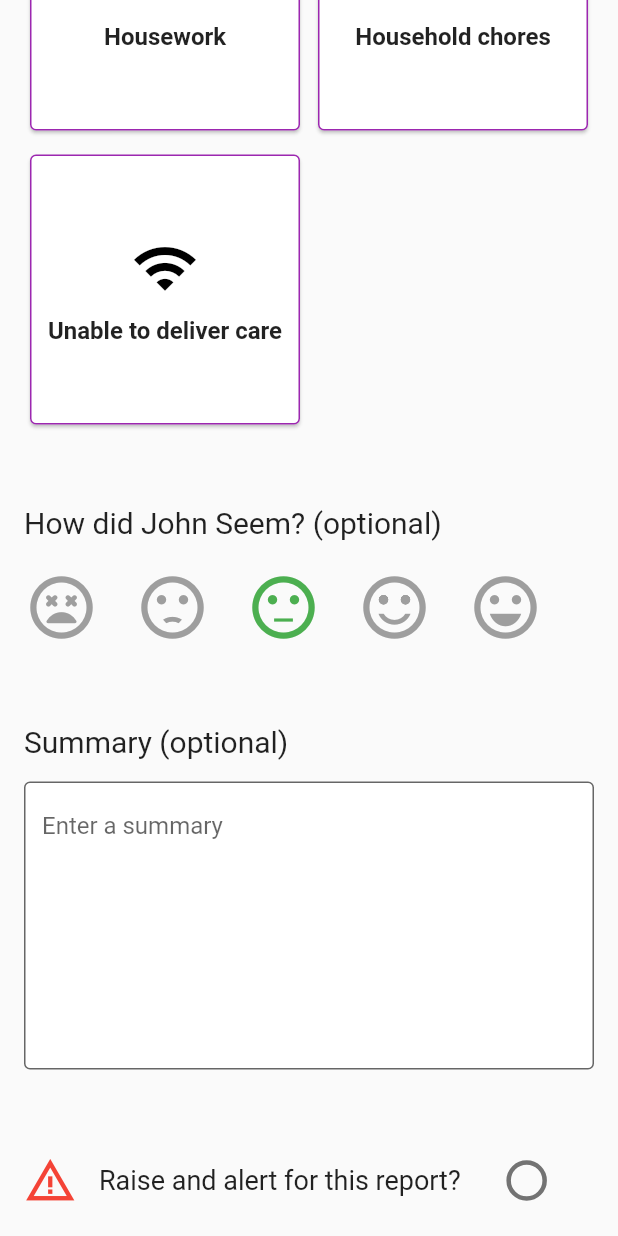
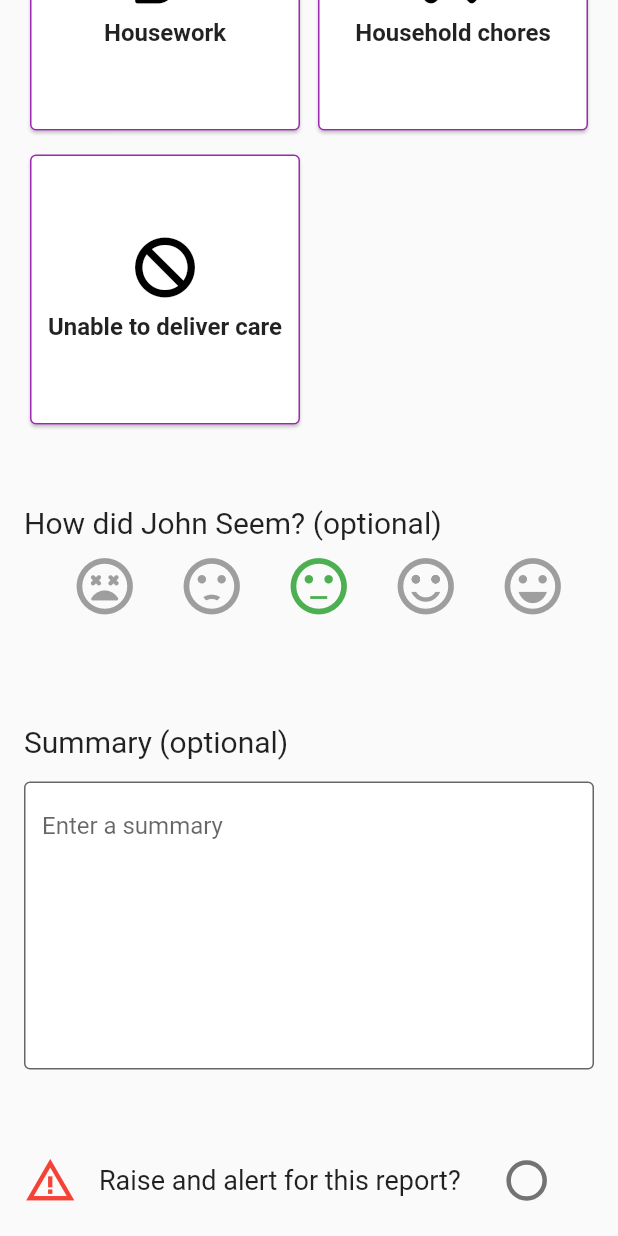
Before and after one commit to Sujithraj22/domiciliary_care, a Flutter app: the screen it shows after launch, scrolled down 1152 dp, after a tap on the "sentiment neutral" icon, on a phone screen of 412 x 824 dp. Run offline on Flutter 3.47's test engine with Material 2 defaults, Android fonts, the phone set to English and light mode, and no system bars; our stand-ins replace font_awesome_flutter; Roboto replaces fonts that are missing (Poppins).

Commit message:
color change not working

```diff
--- a/lib/main.dart
+++ b/lib/main.dart
@@ -10,12 +10,18 @@ void main() {
     //systemNavigationBarColor: themeColor, // navigation bar color
     statusBarColor: themeColor, // status bar color
   ));
-  runApp( const MyApp());
+  runApp( MyApp());
 }
 
-class MyApp extends StatelessWidget {
+class MyApp extends StatefulWidget {
   const MyApp({super.key});
 
+
+  @override
+  State<MyApp> createState() => _MyAppState();
+}
+
+class _MyAppState extends State<MyApp> {
   // This widget is the root of your application.
   @override
   Widget build(BuildContext context) {
@@ -25,7 +31,7 @@ class MyApp extends StatelessWidget {
       debugShowCheckedModeBanner: false,
       theme: ThemeData(fontFamily: 'Poppins', primarySwatch: Colors.blue),
       // color to change 265197
-      home: const VisitingScreen(),
+      home: VisitingScreen(),
     );
   }
 }
--- a/lib/models/work.dart
+++ b/lib/models/work.dart
@@ -1,33 +1,43 @@
 import 'package:domiciliary_care/screens/response_screen.dart';
 import 'package:flutter/material.dart';
+import 'package:font_awesome_flutter/font_awesome_flutter.dart';
+Color? colorMedication = Colors.green;
+
+
 
 class Work {
-  const Work({this.title, this.icon});
+  Work({this.title, this.icon, this.color});
 
   final String? title;
   final IconData? icon;
+  final Color? color;
 }
 
 List<Work> works = <Work>[
-  const Work(title: 'Medication', icon: Icons.medication_rounded),
-  const Work(title: 'Body Map', icon: Icons.accessibility_new_rounded),
-  const Work(title: 'Food', icon: Icons.local_dining_rounded),
-  const Work(title: 'Drinks', icon: Icons.local_drink_rounded),
-  const Work(title: 'Personal care', icon: Icons.bathtub_rounded),
-  const Work(title: 'Toilet assistance', icon: Icons.add),
-  const Work(title: 'Repositioning', icon: Icons.settings),
-  const Work(title: 'Companionship / respite care', icon: Icons.photo_album),
-  const Work(title: 'Laundry', icon: Icons.wifi),
-  const Work(title: 'Groceries', icon: Icons.wifi),
-  const Work(title: 'Housework', icon: Icons.wifi),
-  const Work(title: 'Household chores', icon: Icons.wifi),
-  const Work(title: 'Unable to deliver care', icon: Icons.wifi),
+  Work(title: 'Medication', icon: FontAwesomeIcons.pills, color: colorMedication),
+  Work(title: 'Body Map', icon: FontAwesomeIcons.person, color: Colors.blue),
+  Work(title: 'Food', icon: FontAwesomeIcons.utensils, color: Colors.yellow),
+  Work(title: 'Drinks', icon: FontAwesomeIcons.mugSaucer),
+  Work(title: 'Personal care', icon: FontAwesomeIcons.bath),
+  Work(title: 'Toilet assistance', icon: FontAwesomeIcons.toilet),
+  Work(title: 'Repositioning', icon: FontAwesomeIcons.bed),
+  Work(title: 'Companionship / respite care', icon: FontAwesomeIcons.peopleGroup),
+  Work(title: 'Laundry', icon: Icons.local_laundry_service_rounded),
+  Work(title: 'Groceries', icon: FontAwesomeIcons.cartShopping),
+  Work(title: 'Housework', icon: FontAwesomeIcons.broom),
+  Work(title: 'Household chores', icon: FontAwesomeIcons.screwdriverWrench),
+  Work(title: 'Unable to deliver care', icon: FontAwesomeIcons.ban),
 ];
 
-class SelectWork extends StatelessWidget {
+class SelectWork extends StatefulWidget {
   const SelectWork({Key? key, required this.work}) : super(key: key);
   final Work work;
 
+  @override
+  State<SelectWork> createState() => _SelectWorkState();
+}
+
+class _SelectWorkState extends State<SelectWork> {
   @override
   Widget build(BuildContext context) {
     const TextStyle textStyle = TextStyle(
@@ -38,11 +48,13 @@ class SelectWork extends StatelessWidget {
       onTap: () {
         Navigator.of(context).push(
           MaterialPageRoute(
-            builder: ((context) => ResponsePage(workName: work.title.toString())),
+            builder: ((context) =>
+                ResponsePage(workName: widget.work.title.toString())),
           ),
         );
       },
       child: Card(
+        color: widget.work.color,
         shape: const OutlineInputBorder(
           borderRadius: BorderRadius.all(Radius.circular(4)),
           borderSide: BorderSide(color: Colors.purple),
@@ -51,16 +63,14 @@ class SelectWork extends StatelessWidget {
         child: Center(
           child: Column(
               mainAxisAlignment: MainAxisAlignment.center,
-              crossAxisAlignment: CrossAxisAlignment.center,
+             // crossAxisAlignment: CrossAxisAlignment.center,
               children: <Widget>[
-                Icon(work.icon, size: 45.0, color: Colors.black),
+                Icon(widget.work.icon, size: 40.0, color: Colors.black),
                 const SizedBox(height: 10),
-                Text((work.title).toString(), style: textStyle),
+                Text((widget.work.title).toString(), style: textStyle),
               ]),
         ),
       ),
     );
   }
-
-
 }
--- a/lib/screens/response_screen.dart
+++ b/lib/screens/response_screen.dart
@@ -1,11 +1,17 @@
 import 'package:domiciliary_care/constants/color.dart';
 import 'package:domiciliary_care/screens/visiting_screen.dart';
 import 'package:flutter/material.dart';
+import 'package:domiciliary_care/models/work.dart';
 
 class ResponsePage extends StatelessWidget {
   final String workName;
 
-   const ResponsePage({Key? key, required this.workName}) : super(key: key);
+
+   ResponsePage({Key? key, required this.workName}) : super(key: key);
+
+   final responseController = TextEditingController();
+
+
 
   @override
   Widget build(BuildContext context) {
@@ -33,8 +39,9 @@ class ResponsePage extends StatelessWidget {
                  // SizedBox(width: 40),
                   IconButton(
                     padding: EdgeInsets.zero,
-                    constraints: BoxConstraints(),
+                    constraints: const BoxConstraints(),
                     onPressed: () {
+
                       // print('close button');
                       Navigator.of(context).push(
                         MaterialPageRoute(
@@ -50,11 +57,12 @@ class ResponsePage extends StatelessWidget {
                   ),
                 ],
               ),
-              SizedBox(height: 10),
-              const TextField(
+              const SizedBox(height: 10),
+              TextField(
+                controller: responseController,
                 keyboardType: TextInputType.text,
                 maxLines: 27,
-                decoration: InputDecoration(
+                decoration: const InputDecoration(
                   filled: true,
                   fillColor: Colors.white,
                   hintText:
@@ -75,8 +83,27 @@ class ResponsePage extends StatelessWidget {
                 ),
                 onPressed: () {
 
+
+
+                  if(workName == 'Medication'){
+                    colorMedication = Colors.orange;
+                  }
+                print(responseController.text);
+
+
+
+                  Navigator.of(context).pop(
+
+                    MaterialPageRoute(
+                      builder: ((context) =>  VisitingScreen()),
+
+                    ),
+                  );
+
                 },
+
                 child: const Text('Save'),
+
               ),
             ],
           ),
--- a/lib/screens/visiting_screen.dart
+++ b/lib/screens/visiting_screen.dart
@@ -1,6 +1,7 @@
 import 'package:flutter/material.dart';
 
-import '../models/smileyIcons.dart';
+
+//import '../models/smileyIcons.dart';
 import '../models/work.dart';
 
 Color iconColor1 = Colors.grey;
@@ -10,7 +11,7 @@ Color iconColor4 = Colors.grey;
 Color iconColor5 = Colors.grey;
 
 class VisitingScreen extends StatefulWidget {
-  const VisitingScreen({Key? key}) : super(key: key);
+  const VisitingScreen({Key? key, }) : super(key: key);
 
   @override
   State<VisitingScreen> createState() => _VisitingScreenState();
@@ -21,6 +22,7 @@ class _VisitingScreenState extends State<VisitingScreen> {
 
   @override
   Widget build(BuildContext context) {
+   initState(){};
     return SafeArea(
       child: Scaffold(
         //grid view
@@ -56,11 +58,11 @@ class _VisitingScreenState extends State<VisitingScreen> {
                   style: TextStyle(fontWeight: FontWeight.normal, fontSize: 20),
                 ),
                 Row(
-                  mainAxisAlignment: MainAxisAlignment.start,
+                  mainAxisAlignment: MainAxisAlignment.spaceEvenly,
                   children: [
                     //smileyIcon(color: iconColor1, icon: Icons.add),
                     IconButton(
-                      padding: const EdgeInsets.only(top: 20, right: 50),
+                      //padding: const EdgeInsets.only(top: 20, right: 50),
                       color: iconColor1,
                       onPressed: () {
                         setState(() {
@@ -77,10 +79,10 @@ class _VisitingScreenState extends State<VisitingScreen> {
                       },
                       icon: const Icon(
                           Icons.sentiment_very_dissatisfied_rounded,
-                          size: 50),
+                          size: 45),
                     ),
                     IconButton(
-                      padding: const EdgeInsets.only(top: 20, right: 50),
+                     // padding: const EdgeInsets.only(top: 20, right: 50),
                       color: iconColor2,
                       onPressed: () {
                         setState(() {
@@ -95,18 +97,28 @@ class _VisitingScreenState extends State<VisitingScreen> {
                           }
                         });
                       },
-                      icon: const Icon(Icons.sentiment_dissatisfied, size: 50),
+                      icon: const Icon(Icons.sentiment_dissatisfied, size: 45),
                     ),
                     IconButton(
-                      padding: const EdgeInsets.only(top: 20, right: 50),
+                      //padding: const EdgeInsets.only(top: 20, right: 50),
                       color: iconColor3,
                       onPressed: () {
-                        smileyFunciton();
+                        setState(() {
+                          if (iconColor3 == Colors.green) {
+                            iconColor3 = Colors.grey;
+                          } else {
+                            iconColor3 = Colors.green;
+                            iconColor2 = Colors.grey;
+                            iconColor4 = Colors.grey;
+                            iconColor1 = Colors.grey;
+                            iconColor5 = Colors.grey;
+                          }
+                        });
                       },
-                      icon: const Icon(Icons.sentiment_neutral, size: 50),
+                      icon: const Icon(Icons.sentiment_neutral, size: 45),
                     ),
                     IconButton(
-                      padding: const EdgeInsets.only(top: 20, right: 50),
+                      //padding: const EdgeInsets.only(top: 20, right: 50),
                       color: iconColor4,
                       onPressed: () {
                         setState(() {
@@ -117,14 +129,14 @@ class _VisitingScreenState extends State<VisitingScreen> {
                             iconColor2 = Colors.grey;
                             iconColor3 = Colors.grey;
                             iconColor1 = Colors.grey;
-                            iconColor5 = Colors.grey;;
+                            iconColor5 = Colors.grey;
                           }
                         });
                       },
-                      icon: const Icon(Icons.sentiment_satisfied_alt, size: 50),
+                      icon: const Icon(Icons.sentiment_satisfied_alt, size: 45),
                     ),
                     IconButton(
-                      padding: const EdgeInsets.only(top: 20),
+                      //padding: const EdgeInsets.only(top: 20),
                       color: iconColor5,
                       onPressed: () {
                         setState(() {
@@ -135,12 +147,12 @@ class _VisitingScreenState extends State<VisitingScreen> {
                             iconColor2 = Colors.grey;
                             iconColor3 = Colors.grey;
                             iconColor4 = Colors.grey;
-                            iconColor1 = Colors.grey;;
+                            iconColor1 = Colors.grey;
                           }
                         });
                       },
                       icon:
-                          const Icon(Icons.sentiment_very_satisfied, size: 50),
+                          const Icon(Icons.sentiment_very_satisfied, size: 45),
                     ),
                   ],
                 ),
@@ -207,17 +219,5 @@ class _VisitingScreenState extends State<VisitingScreen> {
     );
   }
 
-  void smileyFunciton() {
-    return setState(() {
-                        if (iconColor3 == Colors.green) {
-                          iconColor3 = Colors.grey;
-                        } else {
-                          iconColor3 = Colors.green;
-                          iconColor2 = Colors.grey;
-                          iconColor1 = Colors.grey;
-                          iconColor4 = Colors.grey;
-                          iconColor5 = Colors.grey;;
-                        }
-                      });
-  }
+
 }
--- a/pubspec.yaml
+++ b/pubspec.yaml
@@ -35,6 +35,7 @@ dependencies:
   # The following adds the Cupertino Icons font to your application.
   # Use with the CupertinoIcons class for iOS style icons.
   cupertino_icons: ^1.0.2
+  font_awesome_flutter: ^10.4.0
 
 dev_dependencies:
   flutter_test:
```
Also changed, not shown: pubspec.lock.
